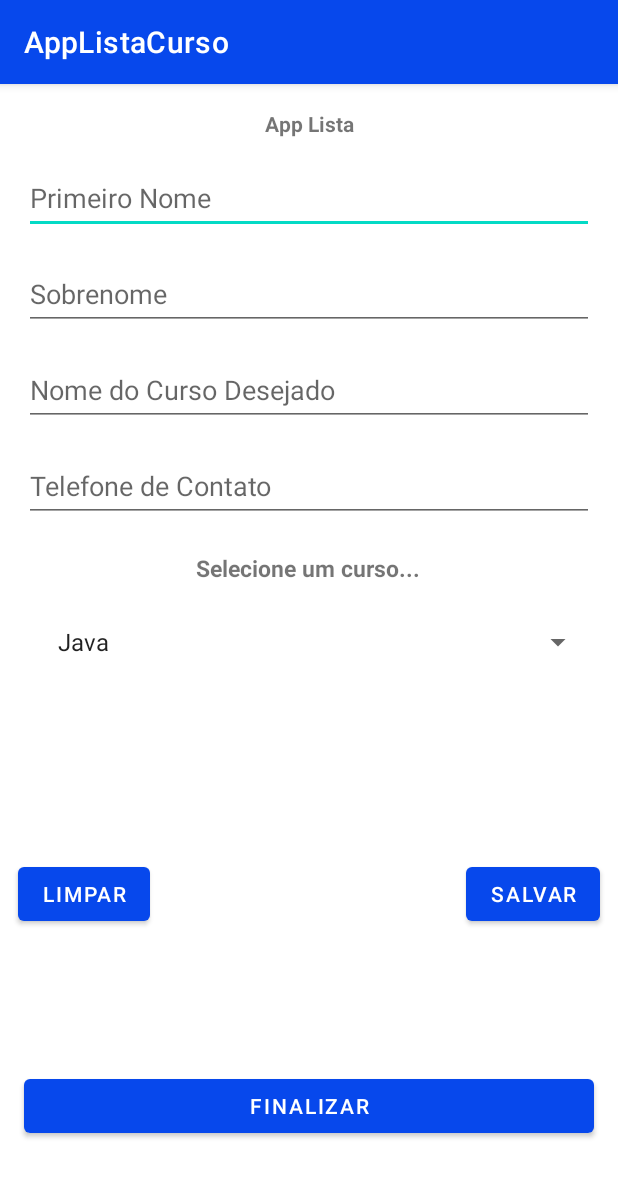
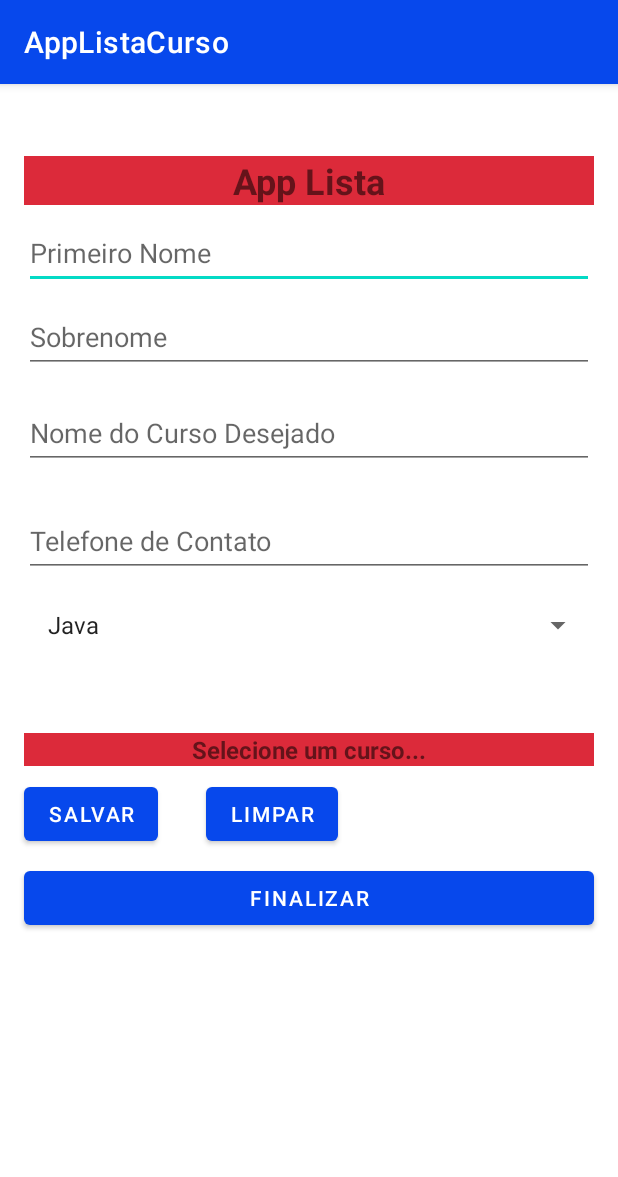
Before and after one commit to elismarjascovski/Curso-Desenvolvimento-Android, an Android app: the screen it shows after launch (MainActivity), on a phone screen of 412 x 824 dp. Shown: the top 1177 px of the screen. Run offline under Robolectric (Android 15) with nearby library versions, the phone set to English and light mode, and no system bars.

Commit message:
Refatorado layout para linearlayout

```diff
--- a/AppListaCurso/app/src/main/java/devandroid/elismar/applistacurso/view/MainActivity.java
+++ b/AppListaCurso/app/src/main/java/devandroid/elismar/applistacurso/view/MainActivity.java
@@ -35,7 +35,7 @@ public class MainActivity extends AppCompatActivity {
     @Override
     protected void onCreate(Bundle savedInstanceState) {
         super.onCreate(savedInstanceState);
-        setContentView(R.layout.activity_main);
+        setContentView(R.layout.activity_spinner);
 
         pessoaController = new PessoaController(MainActivity.this);
         pessoaController.toString();
@@ -56,7 +56,6 @@ public class MainActivity extends AppCompatActivity {
         editSobrenome.setText(pessoa.getSobrenome());
         editCurso.setText(pessoa.getCursoDesejado());
         editTelefone.setText(pessoa.getTelefoneContato());
-
 
         btnLimpar = findViewById(R.id.btnLimpar);
         btnSalvar = findViewById(R.id.btnSalvar);
--- /dev/null
+++ b/AppListaCurso/app/src/main/res/layout/activity_spinner.xml
@@ -0,0 +1,137 @@
+<?xml version="1.0" encoding="utf-8"?>
+<androidx.appcompat.widget.LinearLayoutCompat xmlns:android="http://schemas.android.com/apk/res/android"
+    xmlns:app="http://schemas.android.com/apk/res-auto"
+    xmlns:tools="http://schemas.android.com/tools"
+    android:layout_width="match_parent"
+    android:layout_height="match_parent"
+    android:orientation="vertical"
+    tools:context=".view.MainActivity">
+
+    <ScrollView
+        android:layout_width="match_parent"
+        android:layout_height="wrap_content">
+
+        <LinearLayout
+            android:layout_width="match_parent"
+            android:layout_height="wrap_content"
+            android:orientation="vertical">
+
+            <TextView
+                android:id="@+id/txtTitulo"
+                android:layout_width="match_parent"
+                android:layout_height="wrap_content"
+                android:layout_marginStart="16dp"
+                android:layout_marginTop="48dp"
+                android:layout_marginEnd="16dp"
+                android:background="@color/vermelho"
+                android:gravity="center_horizontal"
+                android:text="@string/txt_titulo"
+                android:textSize="24sp"
+                android:textStyle="bold" />
+
+            <EditText
+                android:id="@+id/editPrimeiroNome"
+                android:layout_width="match_parent"
+                android:layout_height="48dp"
+                android:layout_marginStart="16dp"
+                android:layout_marginTop="8dp"
+                android:layout_marginEnd="16dp"
+                android:ems="10"
+                android:hint="@string/txt_hint_edit_nome"
+                android:importantForAutofill="no"
+                android:inputType="textPersonName" />
+
+            <EditText
+                android:id="@+id/editSobrenome"
+                android:layout_width="match_parent"
+                android:layout_height="48dp"
+                android:layout_marginStart="16dp"
+                android:layout_marginTop="8dp"
+                android:layout_marginEnd="16dp"
+                android:ems="10"
+                android:hint="@string/txt_hint_edit_sobrenome"
+                android:importantForAutofill="no"
+                android:inputType="textPersonName" />
+
+            <EditText
+                android:id="@+id/editCurso"
+                android:layout_width="match_parent"
+                android:layout_height="48dp"
+                android:layout_margin="16dp"
+                android:layout_marginTop="12dp"
+                android:ems="10"
+                android:hint="@string/txt_hint_edit_curso"
+                android:importantForAutofill="no"
+                android:inputType="textPersonName" />
+
+            <EditText
+                android:id="@+id/editTelefone"
+                android:layout_width="match_parent"
+                android:layout_height="48dp"
+                android:layout_marginStart="16dp"
+                android:layout_marginTop="8dp"
+                android:layout_marginEnd="16dp"
+                android:ems="10"
+                android:hint="@string/txt_hint_edit_telefone"
+                android:importantForAutofill="no"
+                android:inputType="textPersonName" />
+
+            <Spinner
+                android:id="@+id/spinner"
+                android:layout_width="match_parent"
+                android:layout_height="48dp"
+                android:layout_marginStart="16dp"
+                android:layout_marginTop="8dp"
+                android:layout_marginEnd="16dp" />
+
+            <TextView
+                android:id="@+id/txtListaSpinner"
+                android:layout_width="match_parent"
+                android:layout_height="wrap_content"
+                android:layout_marginStart="16dp"
+                android:layout_marginTop="48dp"
+                android:layout_marginEnd="16dp"
+                android:background="@color/vermelho"
+                android:gravity="center_horizontal"
+                android:text="@string/txt_lista_spinner"
+                android:textSize="16sp"
+                android:textStyle="bold" />
+
+            <androidx.appcompat.widget.LinearLayoutCompat
+                android:layout_width="wrap_content"
+                android:layout_height="match_parent"
+                android:orientation="horizontal">
+
+                <Button
+                    android:id="@+id/btnSalvar"
+                    android:layout_width="wrap_content"
+                    android:layout_height="wrap_content"
+                    android:layout_marginStart="16dp"
+                    android:layout_marginTop="8dp"
+                    android:layout_marginEnd="16dp"
+                    android:text="@string/txt_button_salvar" />
+
+                <Button
+                    android:id="@+id/btnLimpar"
+                    android:layout_width="wrap_content"
+                    android:layout_height="wrap_content"
+                    android:layout_marginStart="16dp"
+                    android:layout_marginTop="8dp"
+                    android:layout_marginEnd="16dp"
+                    android:text="@string/txt_button_limpar" />
+
+            </androidx.appcompat.widget.LinearLayoutCompat>
+
+            <Button
+                android:id="@+id/btnFinalizar"
+                android:layout_width="match_parent"
+                android:layout_height="wrap_content"
+                android:layout_marginStart="16dp"
+                android:layout_marginTop="8dp"
+                android:layout_marginEnd="16dp"
+                android:text="@string/txt_button_finalizar" />
+
+        </LinearLayout>
+    </ScrollView>
+
+</androidx.appcompat.widget.LinearLayoutCompat>
--- a/AppListaCurso/app/src/main/res/values/colors.xml
+++ b/AppListaCurso/app/src/main/res/values/colors.xml
@@ -8,4 +8,5 @@
     <color name="black">#FF000000</color>
     <color name="white">#FFFFFFFF</color>
     <color name="corBotoes">#4893B5</color>
+    <color name="vermelho">#DC2A3A</color>
 </resources>
```
